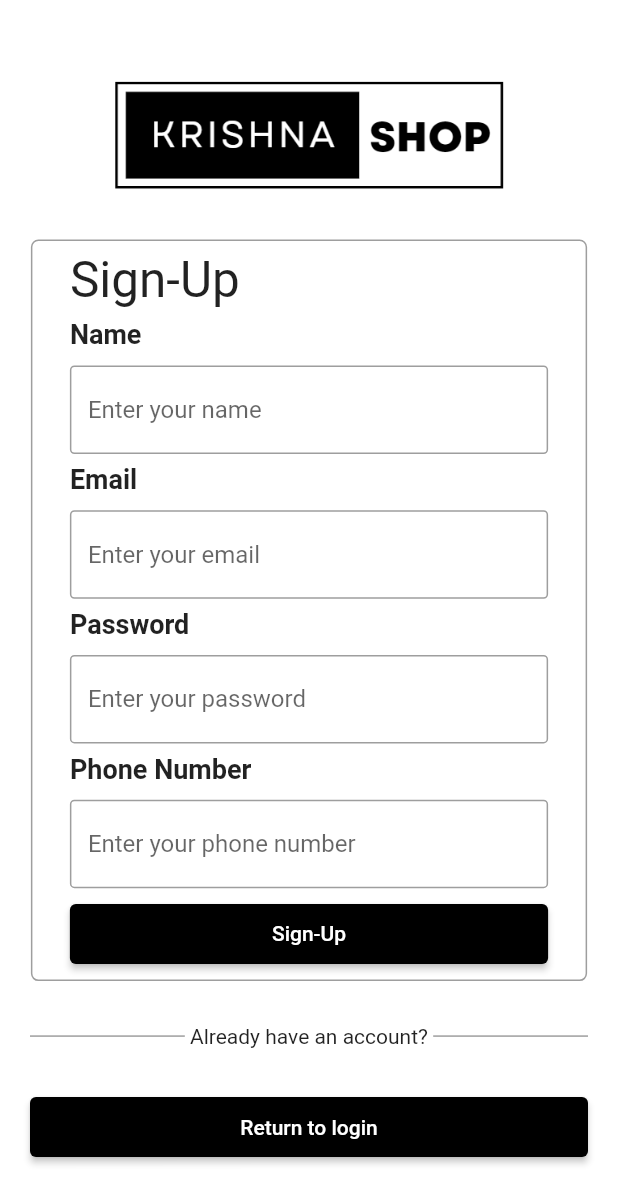
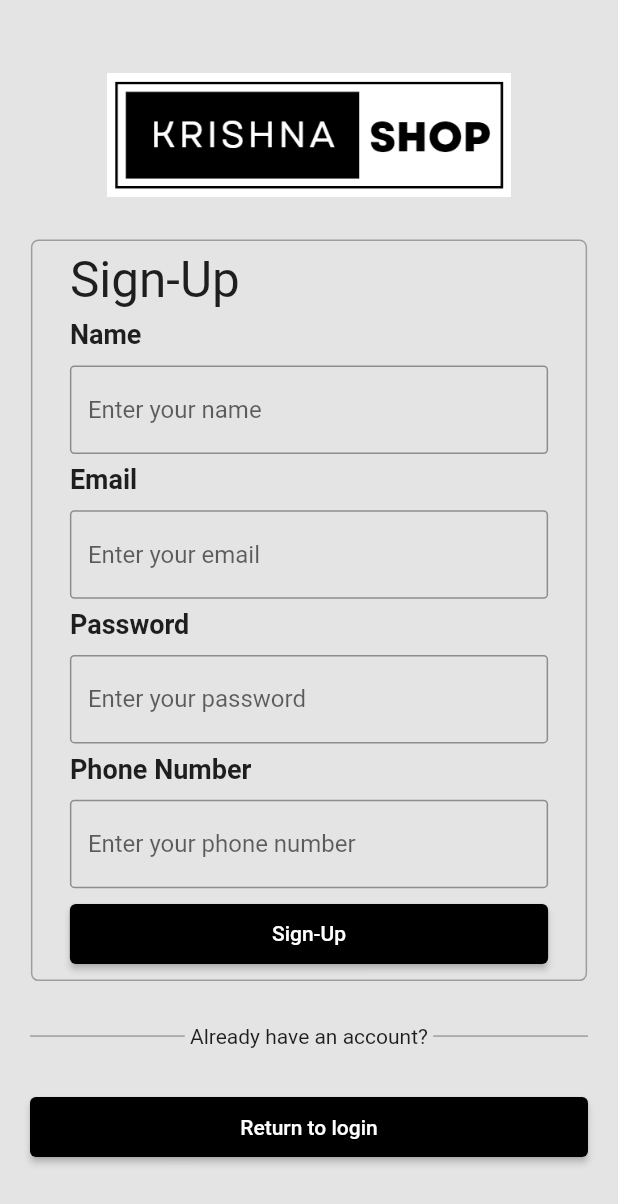
Before and after one commit to Bibhuprasad740/Krishna-Shop, a Flutter app: the screen it shows after launch, after a tap on "Create an account", on a phone screen of 412 x 824 dp. Shown: the top 1204 px of the screen. Run offline on Flutter 3.47's test engine with Material 2 defaults, Android fonts, the phone set to English and light mode, and no system bars; our stand-ins replace animated_bottom_navigation_bar, cloud_firestore, firebase_auth, firebase_core, font_awesome_flutter, loading_indicator; accounts and stored records are empty.

Commit message:
created account screen

```diff
--- a/lib/layout/screen_layout.dart
+++ b/lib/layout/screen_layout.dart
@@ -1,6 +1,7 @@
 import 'package:animated_bottom_navigation_bar/animated_bottom_navigation_bar.dart';
 import 'package:flutter/material.dart';
 import 'package:font_awesome_flutter/font_awesome_flutter.dart';
+import 'package:krishna_electronics/views/widgets/custom_search_bar_widget.dart';
 
 import '../utilities/constants.dart';
 import '../utilities/stock_colors.dart';
@@ -35,7 +36,9 @@ class ScreenLayoutState extends State<ScreenLayout> {
 
   @override
   Widget build(BuildContext context) {
-    return Scaffold(
+    return SafeArea(
+      child: Scaffold(
+        appBar: CustomSearchBar(),
         body: PageView(
           physics: const NeverScrollableScrollPhysics(),
           controller: pageController,
@@ -68,6 +71,7 @@ class ScreenLayoutState extends State<ScreenLayout> {
           activeIndex: pageIndex,
           gapLocation: GapLocation.center,
         ),
+      ),
     );
   }
 }
--- a/lib/main.dart
+++ b/lib/main.dart
@@ -44,7 +44,6 @@ class KrishnaElectronics extends StatelessWidget {
             if (networkState.connectionState == ConnectionState.waiting) {
               return const LoadingScreen();
             } else if (networkState.hasData) {
-              // FirebaseAuth.instance.signOut();
               return const ScreenLayout();
             } else {
               return const SplashScreen();
--- a/lib/utilities/stock_colors.dart
+++ b/lib/utilities/stock_colors.dart
@@ -5,7 +5,7 @@ class SC {
   static const accent1 = Colors.black;
   static const accent2 = Colors.white;
   static const accent3 = Colors.amber;
-  static const background = Colors.white;
+  static const background = Color.fromARGB(255, 229, 228, 228);
   static const border = Colors.grey;
   static const error = Color.fromARGB(255, 161, 13, 2);
   static const divider = Colors.grey;
--- a/lib/views/screens/auth/sign_in_screen.dart
+++ b/lib/views/screens/auth/sign_in_screen.dart
@@ -152,11 +152,10 @@ class _SignInScreenState extends State<SignInScreen> {
                                 color: SC.accent1,
                                 onTap: signInUser,
                                 isLoading: isLoading,
-                                child: const Text('Sign-In'),
+                                title: 'Sign-In',
                               ),
                               Row(
                                 children: [
-                                  const CustomDivider(),
                                   const Text('Sign-In with '),
                                   SocialButton(
                                     icon: FontAwesomeIcons.google,
@@ -188,7 +187,7 @@ class _SignInScreenState extends State<SignInScreen> {
                         CustomButton(
                           color: SC.accent1,
                           onTap: nativateToSignUpScreen,
-                          child: const Text('Create an account'),
+                          title: 'Create an account',
                         ),
                       ],
                     ),
--- a/lib/views/screens/auth/sign_up_screen.dart
+++ b/lib/views/screens/auth/sign_up_screen.dart
@@ -153,7 +153,7 @@ class _SignUpScreenState extends State<SignUpScreen> {
                                 color: SC.accent1,
                                 onTap: signUpUser,
                                 isLoading: isLoading,
-                                child: const Text('Sign-Up'),
+                                title: 'Sign-Up',
                               ),
                             ],
                           ),
@@ -170,7 +170,7 @@ class _SignUpScreenState extends State<SignUpScreen> {
                           onTap: () {
                             Navigator.pop(context);
                           },
-                          child: const Text('Return to login'),
+                          title: 'Return to login',
                         ),
                       ],
                     ),
--- a/lib/views/widgets/ads/discount_ad.dart
+++ b/lib/views/widgets/ads/discount_ad.dart
@@ -16,7 +16,10 @@ class DiscountAd extends StatelessWidget {
   Widget build(BuildContext context) {
     Size size = Utils.getScreenSize(context);
     return Container(
-      padding: const EdgeInsets.all(10),
+      padding: const EdgeInsets.symmetric(
+        horizontal: 10,
+        vertical: 20,
+      ),
       margin: const EdgeInsets.only(top: 20),
       width: size.width * 0.96,
       decoration: BoxDecoration(
--- a/lib/views/widgets/custom_button.dart
+++ b/lib/views/widgets/custom_button.dart
@@ -4,13 +4,13 @@ import '../../utilities/utility_functions.dart';
 import './custom_loading_spinner.dart';
 
 class CustomButton extends StatelessWidget {
-  final Widget child;
+  final String title;
   final Color color;
   final bool isLoading;
   final VoidCallback onTap;
   const CustomButton({
     Key? key,
-    required this.child,
+    required this.title,
     required this.color,
     required this.onTap,
     this.isLoading = false,
@@ -28,7 +28,7 @@ class CustomButton extends StatelessWidget {
           40,
         ),
       ),
-      child: isLoading ? const CustomLoadingSpinner() : child,
+      child: isLoading ? const CustomLoadingSpinner() : Text(title),
     );
   }
 }
```
Also changed, not shown: lib/views/screens/home/account_screen.dart (+58 -3 lines), lib/views/widgets/custom_search_bar_widget.dart (+22 -14 lines), lib/views/widgets/simple_button.dart (added, +61 -0 lines). Lines whose indentation alone changed are shown as unchanged.
